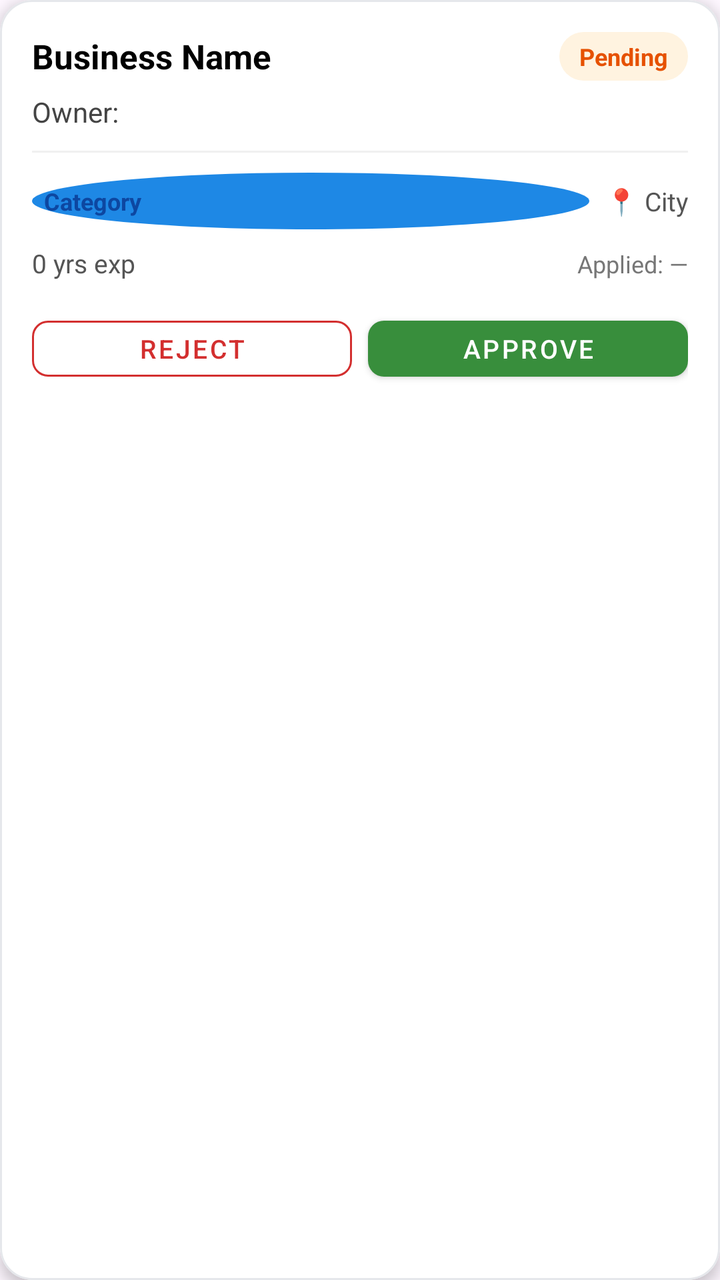
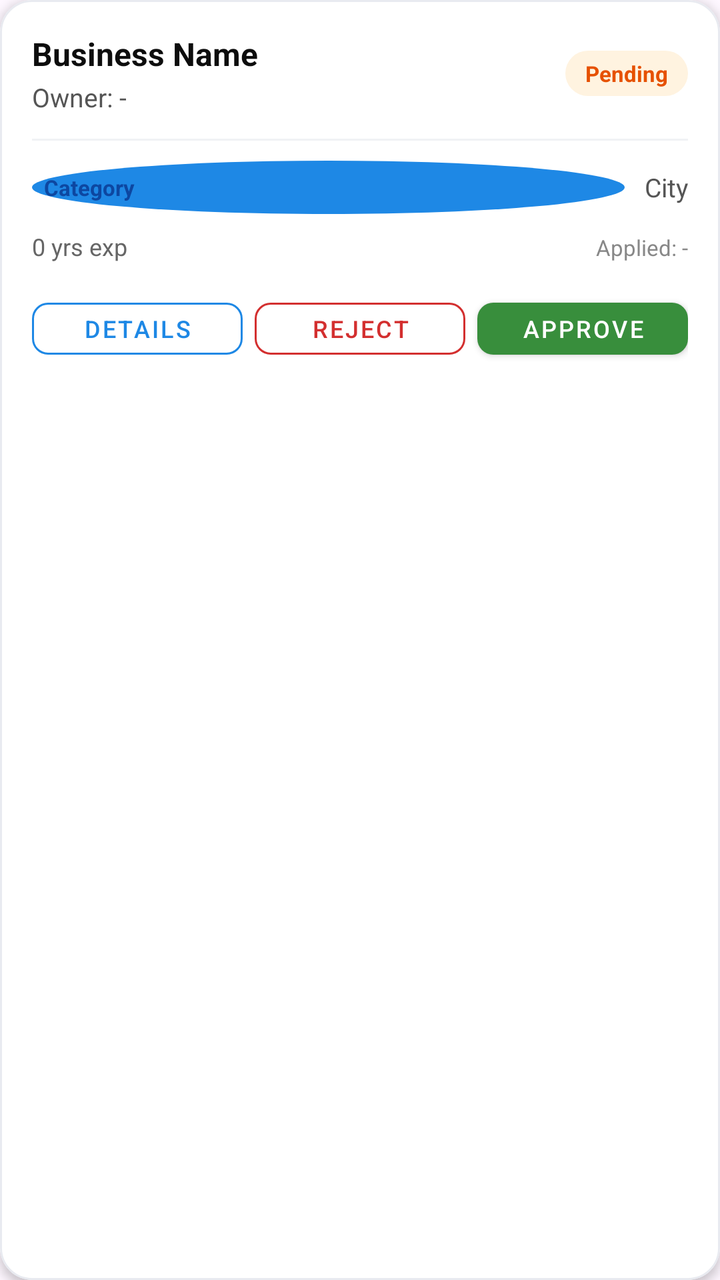

Two renders of the same Android screen: before a commit and after it. Below are the layout's source before the change and the commit's diff.
<!-- AndroidManifest.xml: application theme Theme.QuickFix -->
<!-- res/layout/item_provider_application_card.xml -->
<?xml version="1.0" encoding="utf-8"?>
<com.google.android.material.card.MaterialCardView
    xmlns:android="http://schemas.android.com/apk/res/android"
    xmlns:app="http://schemas.android.com/apk/res-auto"
    android:id="@+id/cardRoot"
    android:layout_width="match_parent"
    android:layout_height="wrap_content"
    android:layout_marginHorizontal="16dp"
    android:layout_marginBottom="12dp"
    app:cardCornerRadius="16dp"
    app:cardElevation="4dp"
    app:cardBackgroundColor="@color/white"
    app:strokeColor="#E5E7EB"
    app:strokeWidth="1dp">

    <LinearLayout
        android:layout_width="match_parent"
        android:layout_height="wrap_content"
        android:orientation="vertical"
        android:padding="16dp">

        
        <LinearLayout
            android:layout_width="match_parent"
            android:layout_height="wrap_content"
            android:orientation="horizontal"
            android:gravity="center_vertical">

            <TextView
                android:id="@+id/tvBusinessName"
                android:layout_width="0dp"
                android:layout_height="wrap_content"
                android:layout_weight="1"
                android:textColor="#000000"
                android:textSize="17sp"
                android:textStyle="bold"
                android:ellipsize="end"
                android:maxLines="1"
                android:text="Business Name" />

            <TextView
                android:id="@+id/tvStatus"
                android:layout_width="wrap_content"
                android:layout_height="wrap_content"
                android:textSize="12sp"
                android:textStyle="bold"
                android:text="Pending"
                android:background="@drawable/bg_status_pending"
                android:textColor="#E65100" />
        </LinearLayout>

        
        <TextView
            android:id="@+id/tvOwnerName"
            android:layout_width="match_parent"
            android:layout_height="wrap_content"
            android:layout_marginTop="6dp"
            android:textColor="#444444"
            android:textSize="14sp"
            android:text="Owner: " />

        
        <View
            android:layout_width="match_parent"
            android:layout_height="1dp"
            android:layout_marginVertical="10dp"
            android:background="#F0F0F0" />

        
        <LinearLayout
            android:layout_width="match_parent"
            android:layout_height="wrap_content"
            android:orientation="horizontal"
            android:gravity="center_vertical">

            <TextView
                android:id="@+id/tvCategory"
                android:layout_width="0dp"
                android:layout_height="wrap_content"
                android:layout_weight="1"
                android:background="@drawable/bg_category_blue"
                android:textColor="#0D47A1"
                android:textSize="12sp"
                android:textStyle="bold"
                android:padding="6dp"
                android:text="Category" />

            <TextView
                android:id="@+id/tvCity"
                android:layout_width="wrap_content"
                android:layout_height="wrap_content"
                android:layout_marginStart="8dp"
                android:textColor="#555555"
                android:textSize="13sp"
                android:text="📍 City" />
        </LinearLayout>

        
        <LinearLayout
            android:layout_width="match_parent"
            android:layout_height="wrap_content"
            android:orientation="horizontal"
            android:layout_marginTop="8dp">

            <TextView
                android:id="@+id/tvExperience"
                android:layout_width="0dp"
                android:layout_height="wrap_content"
                android:layout_weight="1"
                android:textColor="#555555"
                android:textSize="13sp"
                android:drawablePadding="4dp"
                android:text="0 yrs exp" />

            <TextView
                android:id="@+id/tvDate"
                android:layout_width="wrap_content"
                android:layout_height="wrap_content"
                android:textColor="#777777"
                android:textSize="12sp"
                android:text="Applied: —" />
        </LinearLayout>

        
        <LinearLayout
            android:layout_width="match_parent"
            android:layout_height="wrap_content"
            android:orientation="horizontal"
            android:layout_marginTop="14dp"
            android:gravity="end">

            <com.google.android.material.button.MaterialButton
                android:id="@+id/btnReject"
                style="@style/Widget.MaterialComponents.Button.OutlinedButton"
                android:layout_width="0dp"
                android:layout_height="40dp"
                android:layout_weight="1"
                android:layout_marginEnd="8dp"
                android:text="Reject"
                android:textColor="#D32F2F"
                android:textSize="13sp"
                app:cornerRadius="8dp"
                app:strokeColor="#D32F2F"
                app:strokeWidth="1dp" />

            <com.google.android.material.button.MaterialButton
                android:id="@+id/btnApprove"
                style="@style/Widget.MaterialComponents.Button"
                android:layout_width="0dp"
                android:layout_height="40dp"
                android:layout_weight="1"
                android:text="Approve"
                android:textColor="@color/white"
                android:textSize="13sp"
                app:backgroundTint="#388E3C"
                app:cornerRadius="8dp" />
        </LinearLayout>

    </LinearLayout>

</com.google.android.material.card.MaterialCardView>
<!-- resources referenced by this layout -->
<resources>
  <color name="white">#FFFFFFFF</color>
  <!-- drawable bg_category_blue (drawable) -->
  <?xml version="1.0" encoding="utf-8"?>
  <shape xmlns:android="http://schemas.android.com/apk/res/android"
      android:shape="oval">
      <solid android:color="@color/primary" />
  </shape>
  <!-- drawable bg_status_pending (drawable) -->
  <?xml version="1.0" encoding="utf-8"?>
  <shape xmlns:android="http://schemas.android.com/apk/res/android"
      android:shape="rectangle">
      <solid android:color="#FFF3E0" />
      <corners android:radius="20dp" />
      <padding
          android:left="10dp"
          android:top="4dp"
          android:right="10dp"
          android:bottom="4dp" />
  </shape>
  <style name="Theme.QuickFix" parent="Base.Theme.QuickFix" />
  <color name="primary">#1E88E5</color>
  <style name="Base.Theme.QuickFix" parent="Theme.Material3.DayNight.NoActionBar">
          
          
      </style>
</resources>

<!-- the commit's change to res/layout/item_provider_application_card.xml (unified diff, before → after) -->
@@ -5,74 +5,73 @@
     android:id="@+id/cardRoot"
     android:layout_width="match_parent"
     android:layout_height="wrap_content"
-    android:layout_marginHorizontal="16dp"
+    android:layout_marginStart="16dp"
+    android:layout_marginEnd="16dp"
     android:layout_marginBottom="12dp"
     app:cardCornerRadius="16dp"
-    app:cardElevation="4dp"
+    app:cardElevation="3dp"
     app:cardBackgroundColor="@color/white"
-    app:strokeColor="#E5E7EB"
+    app:strokeColor="#E8EAF0"
     app:strokeWidth="1dp">
-
     <LinearLayout
         android:layout_width="match_parent"
         android:layout_height="wrap_content"
         android:orientation="vertical"
         android:padding="16dp">
-
-        
         <LinearLayout
             android:layout_width="match_parent"
             android:layout_height="wrap_content"
             android:orientation="horizontal"
             android:gravity="center_vertical">
-
-            <TextView
-                android:id="@+id/tvBusinessName"
+            <LinearLayout
                 android:layout_width="0dp"
                 android:layout_height="wrap_content"
                 android:layout_weight="1"
-                android:textColor="#000000"
-                android:textSize="17sp"
-                android:textStyle="bold"
-                android:ellipsize="end"
-                android:maxLines="1"
-                android:text="Business Name" />
-
+                android:orientation="vertical"
+                android:layout_marginEnd="8dp">
+                <TextView
+                    android:id="@+id/tvBusinessName"
+                    android:layout_width="match_parent"
+                    android:layout_height="wrap_content"
+                    android:textColor="#0D0D0D"
+                    android:textSize="16sp"
+                    android:textStyle="bold"
+                    android:ellipsize="end"
+                    android:maxLines="1"
+                    android:text="Business Name" />
+                <TextView
+                    android:id="@+id/tvOwnerName"
+                    android:layout_width="match_parent"
+                    android:layout_height="wrap_content"
+                    android:layout_marginTop="2dp"
+                    android:textColor="#555555"
+                    android:textSize="13sp"
+                    android:ellipsize="end"
+                    android:maxLines="1"
+                    android:text="Owner: -" />
+            </LinearLayout>
             <TextView
                 android:id="@+id/tvStatus"
                 android:layout_width="wrap_content"
                 android:layout_height="wrap_content"
-                android:textSize="12sp"
+                android:textSize="11sp"
                 android:textStyle="bold"
                 android:text="Pending"
                 android:background="@drawable/bg_status_pending"
-                android:textColor="#E65100" />
+                android:textColor="#E65100"
+                android:maxLines="1" />
         </LinearLayout>
-
-        
-        <TextView
-            android:id="@+id/tvOwnerName"
-            android:layout_width="match_parent"
-            android:layout_height="wrap_content"
-            android:layout_marginTop="6dp"
-            android:textColor="#444444"
-            android:textSize="14sp"
-            android:text="Owner: " />
-
-        
         <View
             android:layout_width="match_parent"
             android:layout_height="1dp"
-            android:layout_marginVertical="10dp"
-            android:background="#F0F0F0" />
-
-        
+            android:layout_marginTop="12dp"
+            android:layout_marginBottom="10dp"
+            android:background="#F0F2F5" />
         <LinearLayout
             android:layout_width="match_parent"
             android:layout_height="wrap_content"
             android:orientation="horizontal"
             android:gravity="center_vertical">
-
             <TextView
                 android:id="@+id/tvCategory"
                 android:layout_width="0dp"
@@ -80,82 +79,86 @@
                 android:layout_weight="1"
                 android:background="@drawable/bg_category_blue"
                 android:textColor="#0D47A1"
-                android:textSize="12sp"
+                android:textSize="11sp"
                 android:textStyle="bold"
                 android:padding="6dp"
+                android:maxLines="1"
+                android:ellipsize="end"
                 android:text="Category" />
-
             <TextView
                 android:id="@+id/tvCity"
                 android:layout_width="wrap_content"
                 android:layout_height="wrap_content"
-                android:layout_marginStart="8dp"
+                android:layout_marginStart="10dp"
                 android:textColor="#555555"
                 android:textSize="13sp"
-                android:text="📍 City" />
+                android:maxLines="1"
+                android:ellipsize="end"
+                android:text="City" />
         </LinearLayout>
-
-        
         <LinearLayout
             android:layout_width="match_parent"
             android:layout_height="wrap_content"
             android:orientation="horizontal"
             android:layout_marginTop="8dp">
-
             <TextView
                 android:id="@+id/tvExperience"
                 android:layout_width="0dp"
                 android:layout_height="wrap_content"
                 android:layout_weight="1"
-                android:textColor="#555555"
-                android:textSize="13sp"
-                android:drawablePadding="4dp"
+                android:textColor="#666666"
+                android:textSize="12sp"
                 android:text="0 yrs exp" />
-
             <TextView
                 android:id="@+id/tvDate"
                 android:layout_width="wrap_content"
                 android:layout_height="wrap_content"
-                android:textColor="#777777"
-                android:textSize="12sp"
-                android:text="Applied: —" />
+                android:textColor="#888888"
+                android:textSize="11sp"
+                android:text="Applied: -" />
         </LinearLayout>
-
-        
         <LinearLayout
             android:layout_width="match_parent"
             android:layout_height="wrap_content"
             android:orientation="horizontal"
-            android:layout_marginTop="14dp"
-            android:gravity="end">
-
+            android:layout_marginTop="14dp">
+            <com.google.android.material.button.MaterialButton
+                android:id="@+id/btnDetails"
+                style="@style/Widget.MaterialComponents.Button.OutlinedButton"
+                android:layout_width="0dp"
+                android:layout_height="38dp"
+                android:layout_weight="1"
+                android:layout_marginEnd="6dp"
+                android:text="Details"
+                android:textColor="@color/primary"
+                android:textSize="12sp"
+                app:cornerRadius="8dp"
+                app:strokeColor="@color/primary"
+                app:strokeWidth="1dp" />
             <com.google.android.material.button.MaterialButton
                 android:id="@+id/btnReject"
                 style="@style/Widget.MaterialComponents.Button.OutlinedButton"
                 android:layout_width="0dp"
-                android:layout_height="40dp"
+                android:layout_height="38dp"
                 android:layout_weight="1"
-                android:layout_marginEnd="8dp"
+                android:layout_marginEnd="6dp"
                 android:text="Reject"
                 android:textColor="#D32F2F"
-                android:textSize="13sp"
+                android:textSize="12sp"
                 app:cornerRadius="8dp"
                 app:strokeColor="#D32F2F"
                 app:strokeWidth="1dp" />
-
             <com.google.android.material.button.MaterialButton
                 android:id="@+id/btnApprove"
                 style="@style/Widget.MaterialComponents.Button"
                 android:layout_width="0dp"
-                android:layout_height="40dp"
+                android:layout_height="38dp"
                 android:layout_weight="1"
                 android:text="Approve"
                 android:textColor="@color/white"
-                android:textSize="13sp"
+                android:textSize="12sp"
                 app:backgroundTint="#388E3C"
                 app:cornerRadius="8dp" />
         </LinearLayout>
-
     </LinearLayout>
-
 </com.google.android.material.card.MaterialCardView>
